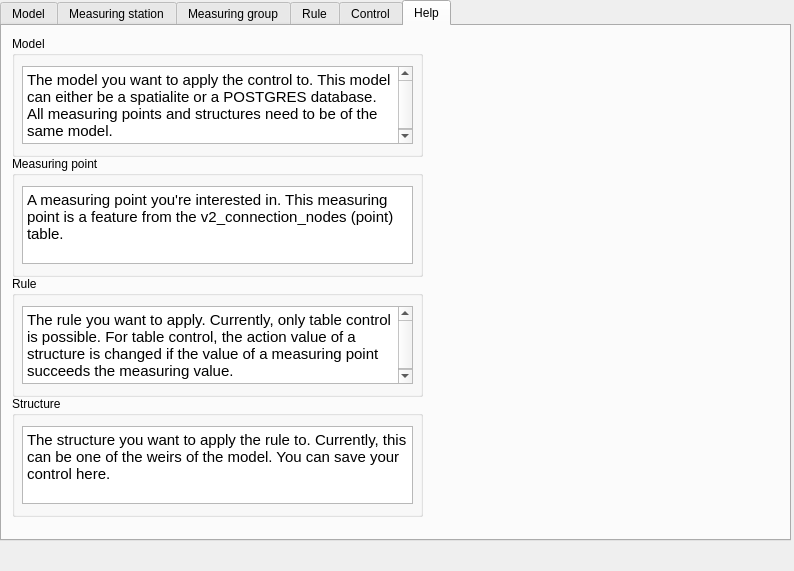
Qt form ui/control_structures_dockwidget.ui (nens/threedi-results-analysis) before a commit.
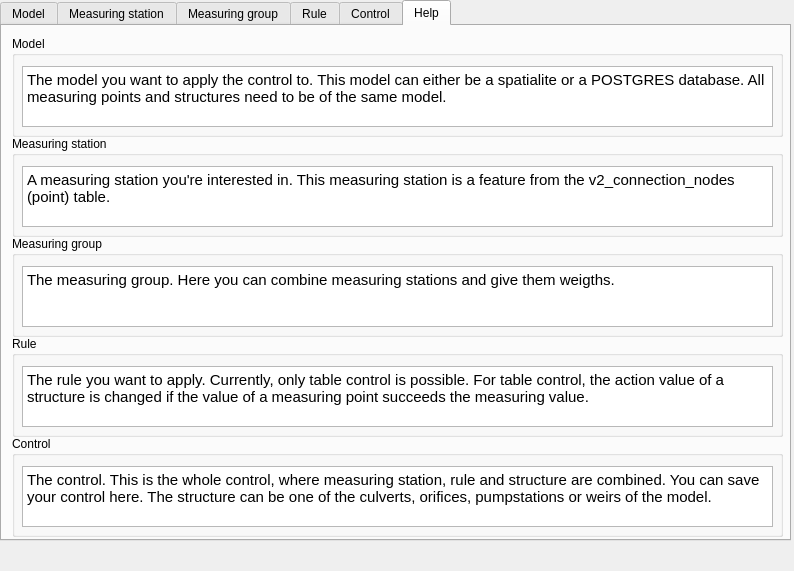
The same form after that commit. The open tabs and pages were chosen to show the change.

Commit message: Update Help tab.

Diff of the .ui file:
```diff
--- a/ui/control_structures_dockwidget.ui
+++ b/ui/control_structures_dockwidget.ui
@@ -552,8 +552,8 @@
        <rect>
         <x>10</x>
         <y>10</y>
-        <width>411</width>
-        <height>121</height>
+        <width>771</width>
+        <height>101</height>
        </rect>
       </property>
       <property name="title">
@@ -564,8 +564,8 @@
         <rect>
          <x>10</x>
          <y>30</y>
-         <width>391</width>
-         <height>78</height>
+         <width>751</width>
+         <height>61</height>
         </rect>
        </property>
        <property name="readOnly">
@@ -584,21 +584,21 @@
       <property name="geometry">
        <rect>
         <x>10</x>
-        <y>130</y>
-        <width>411</width>
-        <height>121</height>
+        <y>110</y>
+        <width>771</width>
+        <height>101</height>
        </rect>
       </property>
       <property name="title">
-       <string>Measuring point</string>
+       <string>Measuring station</string>
       </property>
       <widget class="QTextEdit" name="textedit_help_measuring_point">
        <property name="geometry">
         <rect>
          <x>10</x>
          <y>30</y>
-         <width>391</width>
-         <height>78</height>
+         <width>751</width>
+         <height>61</height>
         </rect>
        </property>
        <property name="readOnly">
@@ -609,7 +609,40 @@
 &lt;html&gt;&lt;head&gt;&lt;meta name=&quot;qrichtext&quot; content=&quot;1&quot; /&gt;&lt;style type=&quot;text/css&quot;&gt;
 p, li { white-space: pre-wrap; }
 &lt;/style&gt;&lt;/head&gt;&lt;body style=&quot; font-family:'Ubuntu'; font-size:11pt; font-weight:400; font-style:normal;&quot;&gt;
-&lt;p style=&quot; margin-top:0px; margin-bottom:0px; margin-left:0px; margin-right:0px; -qt-block-indent:0; text-indent:0px;&quot;&gt;A measuring point you're interested in. This measuring point is a feature from the v2_connection_nodes (point) table.&lt;/p&gt;&lt;/body&gt;&lt;/html&gt;</string>
+&lt;p style=&quot; margin-top:0px; margin-bottom:0px; margin-left:0px; margin-right:0px; -qt-block-indent:0; text-indent:0px;&quot;&gt;A measuring station you're interested in. This measuring station is a feature from the v2_connection_nodes (point) table.&lt;/p&gt;&lt;/body&gt;&lt;/html&gt;</string>
+       </property>
+      </widget>
+     </widget>
+     <widget class="QGroupBox" name="groupbox_help_measuring_group">
+      <property name="geometry">
+       <rect>
+        <x>10</x>
+        <y>210</y>
+        <width>771</width>
+        <height>101</height>
+       </rect>
+      </property>
+      <property name="title">
+       <string>Measuring group</string>
+      </property>
+      <widget class="QTextEdit" name="textedit_help_measuring_group">
+       <property name="geometry">
+        <rect>
+         <x>10</x>
+         <y>30</y>
+         <width>751</width>
+         <height>61</height>
+        </rect>
+       </property>
+       <property name="readOnly">
+        <bool>true</bool>
+       </property>
+       <property name="html">
+        <string>&lt;!DOCTYPE HTML PUBLIC &quot;-//W3C//DTD HTML 4.0//EN&quot; &quot;http://www.w3.org/TR/REC-html40/strict.dtd&quot;&gt;
+&lt;html&gt;&lt;head&gt;&lt;meta name=&quot;qrichtext&quot; content=&quot;1&quot; /&gt;&lt;style type=&quot;text/css&quot;&gt;
+p, li { white-space: pre-wrap; }
+&lt;/style&gt;&lt;/head&gt;&lt;body style=&quot; font-family:'Ubuntu'; font-size:11pt; font-weight:400; font-style:normal;&quot;&gt;
+&lt;p style=&quot; margin-top:0px; margin-bottom:0px; margin-left:0px; margin-right:0px; -qt-block-indent:0; text-indent:0px;&quot;&gt;The measuring group. Here you can combine measuring stations and give them weigths.&lt;/p&gt;&lt;/body&gt;&lt;/html&gt;</string>
        </property>
       </widget>
      </widget>
@@ -617,9 +650,9 @@
       <property name="geometry">
        <rect>
         <x>10</x>
-        <y>250</y>
-        <width>411</width>
-        <height>121</height>
+        <y>310</y>
+        <width>771</width>
+        <height>101</height>
        </rect>
       </property>
       <property name="title">
@@ -630,8 +663,8 @@
         <rect>
          <x>10</x>
          <y>30</y>
-         <width>391</width>
-         <height>78</height>
+         <width>751</width>
+         <height>61</height>
         </rect>
        </property>
        <property name="readOnly">
@@ -650,21 +683,21 @@
       <property name="geometry">
        <rect>
         <x>10</x>
-        <y>370</y>
-        <width>411</width>
-        <height>121</height>
+        <y>410</y>
+        <width>771</width>
+        <height>101</height>
        </rect>
       </property>
       <property name="title">
-       <string>Structure</string>
+       <string>Control</string>
       </property>
       <widget class="QTextEdit" name="textedit_help_structure">
        <property name="geometry">
         <rect>
          <x>10</x>
          <y>30</y>
-         <width>391</width>
-         <height>78</height>
+         <width>751</width>
+         <height>61</height>
         </rect>
        </property>
        <property name="readOnly">
@@ -675,7 +708,7 @@
 &lt;html&gt;&lt;head&gt;&lt;meta name=&quot;qrichtext&quot; content=&quot;1&quot; /&gt;&lt;style type=&quot;text/css&quot;&gt;
 p, li { white-space: pre-wrap; }
 &lt;/style&gt;&lt;/head&gt;&lt;body style=&quot; font-family:'Ubuntu'; font-size:11pt; font-weight:400; font-style:normal;&quot;&gt;
-&lt;p style=&quot; margin-top:0px; margin-bottom:0px; margin-left:0px; margin-right:0px; -qt-block-indent:0; text-indent:0px;&quot;&gt;The structure you want to apply the rule to. Currently, this can be one of the weirs of the model. You can save your control here.&lt;/p&gt;&lt;/body&gt;&lt;/html&gt;</string>
+&lt;p style=&quot; margin-top:0px; margin-bottom:0px; margin-left:0px; margin-right:0px; -qt-block-indent:0; text-indent:0px;&quot;&gt;The control. This is the whole control, where measuring station, rule and structure are combined. You can save your control here. The structure can be one of the culverts, orifices, pumpstations or weirs of the model.&lt;/p&gt;&lt;/body&gt;&lt;/html&gt;</string>
        </property>
       </widget>
      </widget>
```
Left out of the diff: 10 changed lines with no effect on the pictures. The commit also changes 1 other file.
